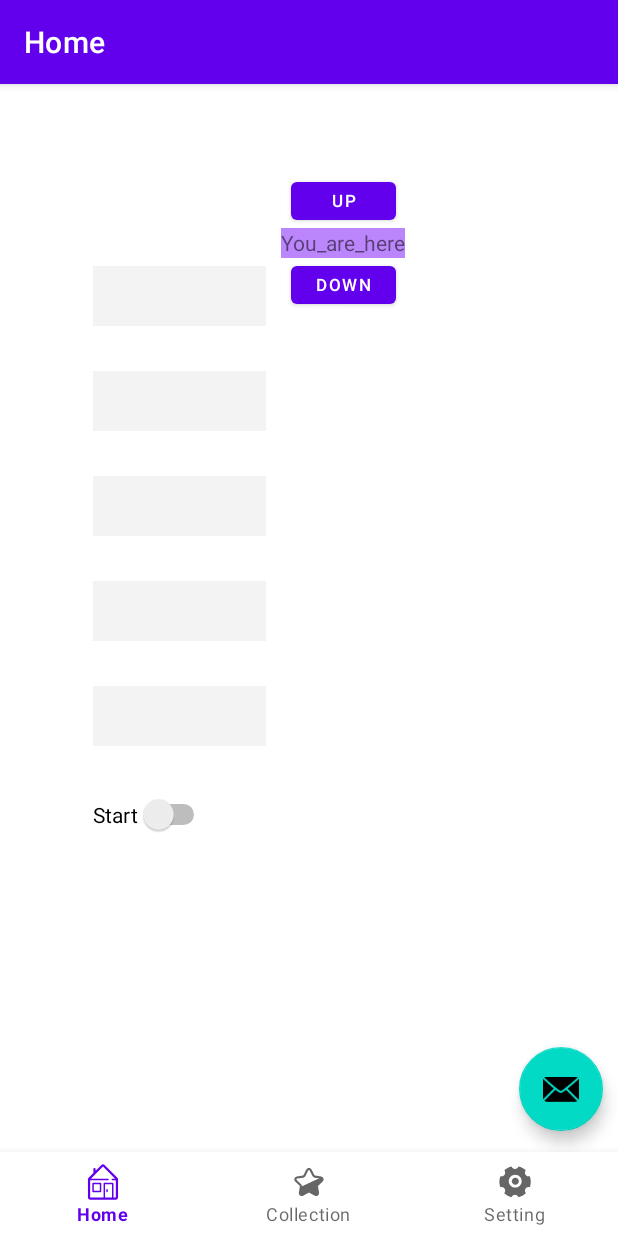
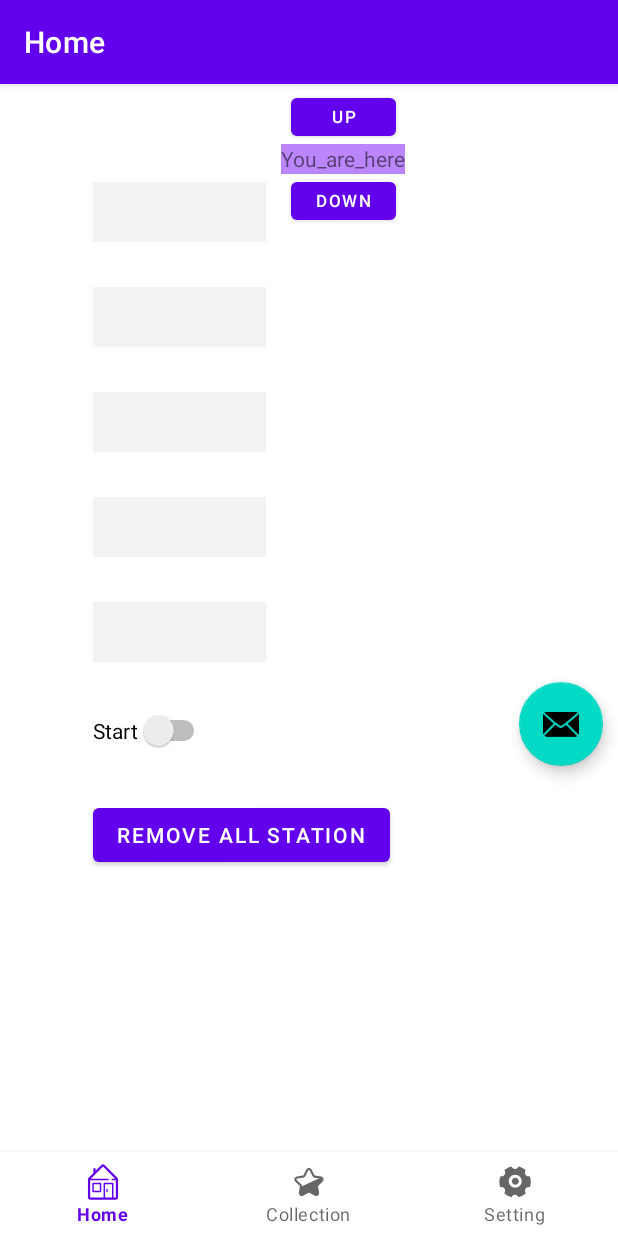
Before and after one commit to JiahangChen/HurrpUpProject, an Android app: the screen it shows after launch (MainActivity), on a phone screen of 412 x 824 dp. Run offline under Robolectric (Android 15) with nearby library versions, the phone set to English and light mode, and no system bars; our stand-ins replace data binding, navigation-ui.

Commit message:
add delete action and scroll bar

```diff
--- a/app/src/main/java/com/ahren/hurryupproject/MainActivity.kt
+++ b/app/src/main/java/com/ahren/hurryupproject/MainActivity.kt
@@ -22,6 +22,7 @@ class MainActivity : AppCompatActivity() {
 
         MainViewBinding = ActivityMainBinding.inflate(layoutInflater)
         setContentView(MainViewBinding.root)
+//        supportActionBar!!.hide()
 
         val navView: BottomNavigationView = MainViewBinding.navView
 
--- a/app/src/main/java/com/ahren/hurryupproject/ui/home/HomeFragment.kt
+++ b/app/src/main/java/com/ahren/hurryupproject/ui/home/HomeFragment.kt
@@ -1,14 +1,8 @@
 package com.ahren.hurryupproject.ui.home
 
-import android.annotation.SuppressLint
 import android.app.Activity.RESULT_OK
-import android.content.ClipData
-import android.content.ClipData.Item
-import android.content.ContentValues.TAG
 import android.content.Intent
 import android.os.Bundle
-import android.util.Log
-import android.util.TypedValue
 import android.view.LayoutInflater
 import android.view.View
 import android.view.ViewGroup
@@ -16,9 +10,7 @@ import android.widget.CompoundButton
 import android.widget.Toast
 import androidx.activity.result.ActivityResultLauncher
 import androidx.activity.result.contract.ActivityResultContracts
-import androidx.annotation.Dimension.DP
 import androidx.constraintlayout.widget.ConstraintSet
-import androidx.core.content.ContextCompat
 import androidx.core.content.res.ResourcesCompat
 import androidx.core.view.marginTop
 import androidx.fragment.app.Fragment
@@ -93,6 +85,17 @@ class HomeFragment : Fragment() {
             }
         })
 
+        makeButtonDeletable()
+        homeViewBinding.removeallstationbutton.setOnClickListener {
+            homeViewModel.deleteAllStation()
+            refreshStationList()
+            moveStatePosition(0)
+        }
+
+
+
+
+
         return homeViewBinding.root
     }
 
@@ -107,20 +110,6 @@ class HomeFragment : Fragment() {
         _homeViewBinding = null
     }
 
-    fun refreshStationList() {
-        homeViewModel.getStationList().observe(viewLifecycleOwner) {
-            homeViewBinding.StationNum1.text = it[0]._stationName.get()
-            homeViewBinding.StationNum2.text = it[1]._stationName.get()
-            homeViewBinding.StationNum3.text = it[2]._stationName.get()
-            homeViewBinding.StationNum4.text = it[3]._stationName.get()
-            homeViewBinding.StationNum5.text = it[4]._stationName.get()
-            homeViewBinding.StationNum1.background = it[0]._backgroundColor.get()
-            homeViewBinding.StationNum2.background = it[1]._backgroundColor.get()
-            homeViewBinding.StationNum3.background = it[2]._backgroundColor.get()
-            homeViewBinding.StationNum4.background = it[3]._backgroundColor.get()
-            homeViewBinding.StationNum5.background = it[4]._backgroundColor.get()
-        }
-    }
 
     fun moveStatePosition(direction: Int) {
         val StateMovingValue by lazy { homeViewBinding.StationNum2.height + homeViewBinding.StationNum2.marginTop }
@@ -141,12 +130,66 @@ class HomeFragment : Fragment() {
         constraintSet.applyTo(homeViewBinding.homeconstraintlayout)
     }
 
+    fun refreshStationList() {
+        homeViewModel.getStationList().observe(viewLifecycleOwner) {
+            homeViewBinding.StationNum1.text = it[0]._stationName.get()
+            homeViewBinding.StationNum2.text = it[1]._stationName.get()
+            homeViewBinding.StationNum3.text = it[2]._stationName.get()
+            homeViewBinding.StationNum4.text = it[3]._stationName.get()
+            homeViewBinding.StationNum5.text = it[4]._stationName.get()
+            homeViewBinding.StationNum1.background = it[0]._backgroundColor.get()
+            homeViewBinding.StationNum2.background = it[1]._backgroundColor.get()
+            homeViewBinding.StationNum3.background = it[2]._backgroundColor.get()
+            homeViewBinding.StationNum4.background = it[3]._backgroundColor.get()
+            homeViewBinding.StationNum5.background = it[4]._backgroundColor.get()
+        }
+    }
+
+    fun makeButtonDeletable() {
+        homeViewBinding.StationNum1.setOnLongClickListener{
+            val removedStation = homeViewModel.deleteStation(1)
+            Toast.makeText(requireContext(), "Successfully removed" + removedStation._stationName.get(), Toast.LENGTH_SHORT).show()
+            refreshStationList()
+            moveStatePosition(0)
+            true
+        }
+        homeViewBinding.StationNum2.setOnLongClickListener{
+            val removedStation = homeViewModel.deleteStation(2)
+            Toast.makeText(requireContext(), "Successfully removed" + removedStation._stationName.get(), Toast.LENGTH_SHORT).show()
+            refreshStationList()
+            moveStatePosition(0)
+            true
+        }
+        homeViewBinding.StationNum3.setOnLongClickListener{
+            val removedStation = homeViewModel.deleteStation(3)
+            Toast.makeText(requireContext(), "Successfully removed" + removedStation._stationName.get(), Toast.LENGTH_SHORT).show()
+            refreshStationList()
+            moveStatePosition(0)
+            true
+        }
+        homeViewBinding.StationNum4.setOnLongClickListener{
+            val removedStation = homeViewModel.deleteStation(4)
+            Toast.makeText(requireContext(), "Successfully removed" + removedStation._stationName.get(), Toast.LENGTH_SHORT).show()
+            refreshStationList()
+            moveStatePosition(0)
+            true
+        }
+        homeViewBinding.StationNum5.setOnLongClickListener{
+            val removedStation = homeViewModel.deleteStation(5)
+            Toast.makeText(requireContext(), "Successfully removed" + removedStation._stationName.get(), Toast.LENGTH_SHORT).show()
+            refreshStationList()
+            moveStatePosition(0)
+            true
+        }
+    }
+
     fun setButtonEnablementOnScreen(isEnabled: Boolean) {
         val actionBarMenu = activity?.findViewById<BottomNavigationView>(R.id.nav_view)?.menu
         if (isEnabled) {
             homeViewBinding.floatingCreateStationButton.isEnabled = false
             homeViewBinding.stationup.isEnabled = false
             homeViewBinding.stationdown.isEnabled = false
+            homeViewBinding.removeallstationbutton.isEnabled = false
             actionBarMenu?.findItem(R.id.navigation_collection)?.isEnabled = false
             actionBarMenu?.findItem(R.id.navigation_setting)?.isEnabled = false
             actionBarMenu?.findItem(R.id.navigation_home)?.isEnabled = false
@@ -172,6 +215,7 @@ class HomeFragment : Fragment() {
             homeViewBinding.floatingCreateStationButton.isEnabled = true
             homeViewBinding.stationup.isEnabled = true
             homeViewBinding.stationdown.isEnabled = true
+            homeViewBinding.removeallstationbutton.isEnabled = true
             actionBarMenu?.findItem(R.id.navigation_collection)?.isEnabled = true
             actionBarMenu?.findItem(R.id.navigation_setting)?.isEnabled = true
             actionBarMenu?.findItem(R.id.navigation_home)?.isEnabled = true
--- a/app/src/main/res/layout/activity_main.xml
+++ b/app/src/main/res/layout/activity_main.xml
@@ -7,11 +7,14 @@
 
     </data>
 
+
+
     <androidx.constraintlayout.widget.ConstraintLayout
         android:id="@+id/container"
         android:layout_width="match_parent"
-        android:layout_height="match_parent"
-        android:paddingTop="?attr/actionBarSize">
+        android:layout_height="match_parent">
+<!--        android:paddingTop="?android:attr/actionBarSize">-->
+
 
         <com.google.android.material.bottomnavigation.BottomNavigationView
             android:id="@+id/nav_view"
@@ -22,6 +25,20 @@
             app:layout_constraintLeft_toLeftOf="parent"
             app:layout_constraintRight_toRightOf="parent"
             app:menu="@menu/bottom_nav_menu" />
+
+        <ScrollView
+            android:id="@+id/scrollView"
+
+            android:layout_width="match_parent"
+
+            android:layout_height="match_parent"
+            app:layout_constraintBottom_toBottomOf="parent"
+            app:layout_constraintEnd_toEndOf="parent"
+            app:layout_constraintHorizontal_bias="0.0"
+            app:layout_constraintStart_toStartOf="parent"
+            app:layout_constraintTop_toTopOf="parent"
+            app:layout_constraintBottom_toTopOf="@id/nav_view"
+            app:layout_constraintVertical_bias="0.0">
 
         <fragment
             android:id="@+id/nav_host_fragment_activity_main"
@@ -37,5 +54,7 @@
             app:layout_constraintVertical_bias="1.0"
             app:navGraph="@navigation/mobile_navigation" />
 
+        </ScrollView>
     </androidx.constraintlayout.widget.ConstraintLayout>
+
 </layout>
--- a/app/src/main/res/layout/fragment_home.xml
+++ b/app/src/main/res/layout/fragment_home.xml
@@ -77,6 +77,7 @@
         android:layout_width="wrap_content"
         android:layout_height="20dp"
         android:layout_marginStart="10dp"
+        android:layout_marginTop="0dp"
         android:background="@color/purple_200"
         android:text="You_are_here"
         app:layout_constraintStart_toEndOf="@+id/StationNum1"
@@ -136,4 +137,13 @@
         android:orientation="horizontal"
         app:layout_constraintGuide_begin="40dp" />
 
+    <Button
+        android:id="@+id/removeallstationbutton"
+        android:layout_width="wrap_content"
+        android:layout_height="wrap_content"
+        android:layout_marginTop="32dp"
+        android:text="Remove All Station"
+        app:layout_constraintStart_toStartOf="@+id/verticalguideline1"
+        app:layout_constraintTop_toBottomOf="@+id/startapp" />
+
 </androidx.constraintlayout.widget.ConstraintLayout>
--- a/app/src/main/res/values-night/themes.xml
+++ b/app/src/main/res/values-night/themes.xml
@@ -1,6 +1,7 @@
 <resources xmlns:tools="http://schemas.android.com/tools">
     <!-- Base application theme. -->
-    <style name="Theme.HurryUpProject" parent="Theme.MaterialComponents.DayNight.DarkActionBar">
+<!--    <style name="Theme.HurryUpProject" parent="Theme.MaterialComponents.DayNight.DarkActionBar">-->
+    <style name="Theme.HurryUpProject" parent="Theme.AppCompat.Light.NoActionBar">
         <!-- Primary brand color. -->
         <item name="colorPrimary">@color/purple_200</item>
         <item name="colorPrimaryVariant">@color/purple_700</item>
```
Also changed, not shown: app/src/main/java/com/ahren/hurryupproject/ui/home/HomeViewModel.kt (+24 -0 lines), 1 other file.
